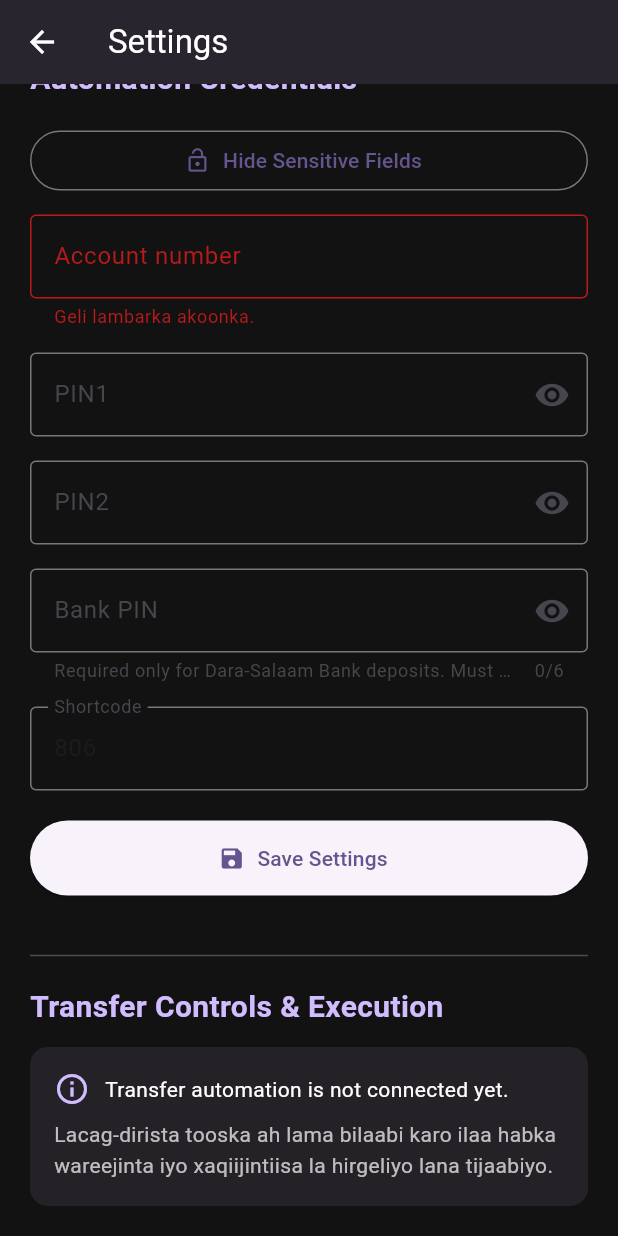
After one commit to ccmkaafi-jpg/Ilaalo-Engine, a Flutter app: the SettingsScreen screen opened directly, scrolled down 38 dp, after a tap on "Unlock Sensitive Fields", after a tap on "Save Settings", on a phone screen of 412 x 824 dp. The commit adds this screen. Run offline on Flutter 3.47's test engine with Material 3 defaults, Android fonts, the phone set to English and light mode, and no system bars; our stand-ins replace flutter_secure_storage; accounts and stored records are empty.

Commit message:
Add secure settings screen and connect navigation

```diff
--- a/lib/main.dart
+++ b/lib/main.dart
@@ -1,4 +1,5 @@
 import 'package:flutter/material.dart';
+import 'screens/settings_screen.dart';
 import 'services/ilaalo_native_service.dart';
 
 void main() {
@@ -65,6 +66,19 @@ class _SubscriptionScreenState extends State<SubscriptionScreen> {
         ),
         backgroundColor: const Color(0xFF1E1E1E),
         centerTitle: true,
+        actions: [
+          IconButton(
+            tooltip: 'Settings',
+            icon: const Icon(Icons.settings, color: Colors.white),
+            onPressed: () {
+              Navigator.of(context).push(
+                MaterialPageRoute(
+                  builder: (_) => const SettingsScreen(),
+                ),
+              );
+            },
+          ),
+        ],
       ),
       body: Padding(
         padding: const EdgeInsets.all(24.0),
--- /dev/null
+++ b/lib/screens/settings_screen.dart
@@ -0,0 +1,337 @@
+import 'package:flutter/material.dart';
+import 'package:flutter/services.dart';
+import 'package:flutter_secure_storage/flutter_secure_storage.dart';
+
+class SettingsScreen extends StatefulWidget {
+  const SettingsScreen({super.key});
+
+  @override
+  State<SettingsScreen> createState() => _SettingsScreenState();
+}
+
+class _SettingsScreenState extends State<SettingsScreen> {
+  static const FlutterSecureStorage _storage = FlutterSecureStorage();
+
+  final _formKey = GlobalKey<FormState>();
+  final _accountController = TextEditingController();
+  final _pin1Controller = TextEditingController();
+  final _pin2Controller = TextEditingController();
+  final _bankPinController = TextEditingController();
+  final _shortcodeController = TextEditingController(text: '806');
+
+  bool _loading = true;
+  bool _saving = false;
+  bool _unlocked = false;
+  bool _showPin1 = false;
+  bool _showPin2 = false;
+  bool _showBankPin = false;
+
+  @override
+  void initState() {
+    super.initState();
+    _loadSettings();
+  }
+
+  Future<void> _loadSettings() async {
+    try {
+      final account = await _storage.read(key: 'ilaalo_account_number');
+      final shortcode = await _storage.read(key: 'ilaalo_shortcode');
+
+      if (!mounted) return;
+
+      setState(() {
+        _accountController.text = account ?? '';
+        _shortcodeController.text = shortcode ?? '806';
+        _loading = false;
+      });
+    } catch (_) {
+      if (!mounted) return;
+
+      setState(() => _loading = false);
+
+      ScaffoldMessenger.of(context).showSnackBar(
+        const SnackBar(
+          content: Text('Settings lama akhrin karin. Dib u tijaabi.'),
+        ),
+      );
+    }
+  }
+
+  Future<void> _saveSettings() async {
+    if (!_formKey.currentState!.validate()) return;
+
+    setState(() => _saving = true);
+
+    try {
+      // Waxaa la kaydinayaa account number-ka iyo shortcode-ka oo keliya.
+      // PIN1, PIN2 iyo Bank PIN weli lama kaydinayo.
+      await _storage.write(
+        key: 'ilaalo_account_number',
+        value: _accountController.text.trim(),
+      );
+
+      await _storage.write(
+        key: 'ilaalo_shortcode',
+        value: _shortcodeController.text.trim(),
+      );
+
+      _pin1Controller.clear();
+      _pin2Controller.clear();
+      _bankPinController.clear();
+
+      if (!mounted) return;
+
+      ScaffoldMessenger.of(context).showSnackBar(
+        const SnackBar(
+          content: Text(
+            'Settings waa la kaydiyey. PIN-yada lama kaydin.',
+          ),
+        ),
+      );
+    } catch (_) {
+      if (!mounted) return;
+
+      ScaffoldMessenger.of(context).showSnackBar(
+        const SnackBar(
+          content: Text('Kaydintu way fashilantay.'),
+        ),
+      );
+    } finally {
+      if (mounted) setState(() => _saving = false);
+    }
+  }
+
+  @override
+  void dispose() {
+    _accountController.dispose();
+    _pin1Controller.dispose();
+    _pin2Controller.dispose();
+    _bankPinController.dispose();
+    _shortcodeController.dispose();
+    super.dispose();
+  }
+
+  InputDecoration _decoration(
+    String label, {
+    String? helper,
+    Widget? suffixIcon,
+  }) {
+    return InputDecoration(
+      labelText: label,
+      helperText: helper,
+      border: const OutlineInputBorder(),
+      suffixIcon: suffixIcon,
+    );
+  }
+
+  Widget _credentialField({
+    required String label,
+    required TextEditingController controller,
+    required bool visible,
+    required VoidCallback toggleVisibility,
+    String? helper,
+    int? maxLength,
+    List<TextInputFormatter>? inputFormatters,
+  }) {
+    return Padding(
+      padding: const EdgeInsets.only(bottom: 16),
+      child: TextFormField(
+        controller: controller,
+        enabled: _unlocked,
+        obscureText: !visible,
+        keyboardType: TextInputType.number,
+        maxLength: maxLength,
+        inputFormatters: inputFormatters,
+        decoration: _decoration(
+          label,
+          helper: helper,
+          suffixIcon: IconButton(
+            tooltip: visible ? 'Qari' : 'Muuji',
+            onPressed: () {
+              if (_unlocked) toggleVisibility();
+            },
+            icon: Icon(
+              visible ? Icons.visibility_off : Icons.visibility,
+            ),
+          ),
+        ),
+      ),
+    );
+  }
+
+  @override
+  Widget build(BuildContext context) {
+    const purple = Color(0xFFD0BCFF);
+    const background = Color(0xFF121212);
+    const panel = Color(0xFF242127);
+
+    return Scaffold(
+      backgroundColor: background,
+      appBar: AppBar(
+        title: const Text('Settings'),
+        backgroundColor: panel,
+        foregroundColor: Colors.white,
+      ),
+      body: _loading
+          ? const Center(child: CircularProgressIndicator())
+          : Form(
+              key: _formKey,
+              child: ListView(
+                padding: const EdgeInsets.all(20),
+                children: [
+                  const Text(
+                    'Automation Credentials',
+                    style: TextStyle(
+                      color: purple,
+                      fontSize: 20,
+                      fontWeight: FontWeight.bold,
+                    ),
+                  ),
+                  const SizedBox(height: 16),
+                  OutlinedButton.icon(
+                    onPressed: () {
+                      setState(() => _unlocked = !_unlocked);
+                    },
+                    icon: Icon(
+                      _unlocked ? Icons.lock_open : Icons.lock,
+                    ),
+                    label: Text(
+                      _unlocked
+                          ? 'Hide Sensitive Fields'
+                          : 'Unlock Sensitive Fields',
+                    ),
+                  ),
+                  const SizedBox(height: 12),
+                  TextFormField(
+                    controller: _accountController,
+                    enabled: _unlocked,
+                    keyboardType: TextInputType.phone,
+                    decoration: _decoration(
+                      'Account number',
+                      helper: 'Confirm Security PIN to edit.',
+                    ),
+                    validator: (value) {
+                      if (value == null || value.trim().isEmpty) {
+                        return 'Geli lambarka akoonka.';
+                      }
+                      return null;
+                    },
+                  ),
+                  const SizedBox(height: 16),
+                  _credentialField(
+                    label: 'PIN1',
+                    controller: _pin1Controller,
+                    visible: _showPin1,
+                    toggleVisibility: () {
+                      setState(() => _showPin1 = !_showPin1);
+                    },
+                  ),
+                  _credentialField(
+                    label: 'PIN2',
+                    controller: _pin2Controller,
+                    visible: _showPin2,
+                    toggleVisibility: () {
+                      setState(() => _showPin2 = !_showPin2);
+                    },
+                  ),
+                  _credentialField(
+                    label: 'Bank PIN',
+                    controller: _bankPinController,
+                    visible: _showBankPin,
+                    toggleVisibility: () {
+                      setState(() => _showBankPin = !_showBankPin);
+                    },
+                    helper:
+                        'Required only for Dara-Salaam Bank deposits. Must be 6 digits.',
+                    maxLength: 6,
+                    inputFormatters: [
+                      FilteringTextInputFormatter.digitsOnly,
+                    ],
+                  ),
+                  TextFormField(
+                    controller: _shortcodeController,
+                    enabled: _unlocked,
+                    keyboardType: TextInputType.number,
+                    inputFormatters: [
+                      FilteringTextInputFormatter.digitsOnly,
+                    ],
+                    decoration: _decoration('Shortcode'),
+                    validator: (value) {
+                      if (value == null || value.trim().isEmpty) {
+                        return 'Geli shortcode-ka.';
+                      }
+                      return null;
+                    },
+                  ),
+                  const SizedBox(height: 20),
+                  SizedBox(
+                    height: 50,
+                    child: ElevatedButton.icon(
+                      onPressed: _saving ? null : _saveSettings,
+                      icon: _saving
+                          ? const SizedBox(
+                              width: 18,
+                              height: 18,
+                              child: CircularProgressIndicator(
+                                strokeWidth: 2,
+                              ),
+                            )
+                          : const Icon(Icons.save),
+                      label: const Text('Save Settings'),
+                    ),
+                  ),
+                  const SizedBox(height: 32),
+                  const Divider(color: Colors.white24),
+                  const SizedBox(height: 12),
+                  const Text(
+                    'Transfer Controls & Execution',
+                    style: TextStyle(
+                      color: purple,
+                      fontSize: 20,
+                      fontWeight: FontWeight.bold,
+                    ),
+                  ),
+                  const SizedBox(height: 12),
+                  Container(
+                    padding: const EdgeInsets.all(16),
+                    decoration: BoxDecoration(
+                      color: panel,
+                      borderRadius: BorderRadius.circular(12),
+                    ),
+                    child: const Column(
+                      crossAxisAlignment: CrossAxisAlignment.start,
+                      children: [
+                        Row(
+                          children: [
+                            Icon(
+                              Icons.info_outline,
+                              color: purple,
+                            ),
+                            SizedBox(width: 10),
+                            Expanded(
+                              child: Text(
+                                'Transfer automation is not connected yet.',
+                                style: TextStyle(color: Colors.white),
+                              ),
+                            ),
+                          ],
+                        ),
+                        SizedBox(height: 8),
+                        Text(
+                          'Lacag-dirista tooska ah lama bilaabi karo ilaa '
+                          'habka wareejinta iyo xaqiijintiisa la hirgeliyo '
+                          'lana tijaabiyo.',
+                          style: TextStyle(
+                            color: Colors.white70,
+                            height: 1.5,
+                          ),
+                        ),
+                      ],
+                    ),
+                  ),
+                ],
+              ),
+            ),
+    );
+  }
+}
--- a/pubspec.yaml
+++ b/pubspec.yaml
@@ -34,6 +34,7 @@ dependencies:
   # The following adds the Cupertino Icons font to your application.
   # Use with the CupertinoIcons class for iOS style icons.
   cupertino_icons: ^1.0.8
+  flutter_secure_storage: ^11.2.0
 
 dev_dependencies:
   flutter_test:
```
Also changed, not shown: pubspec.lock, 5 other files.
